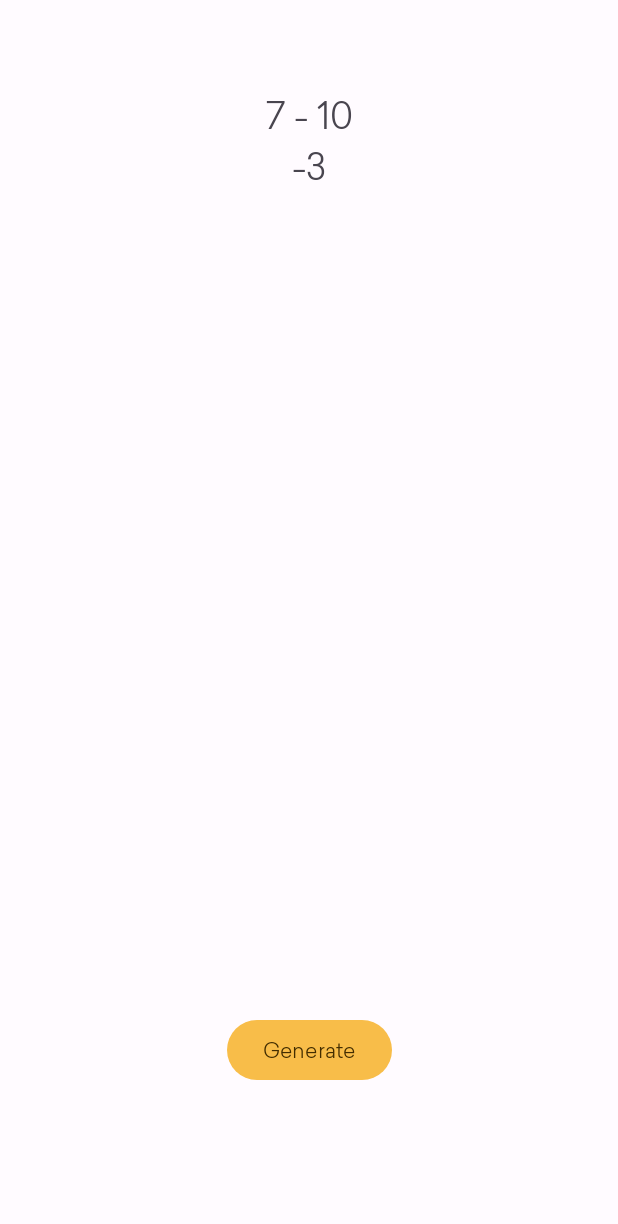
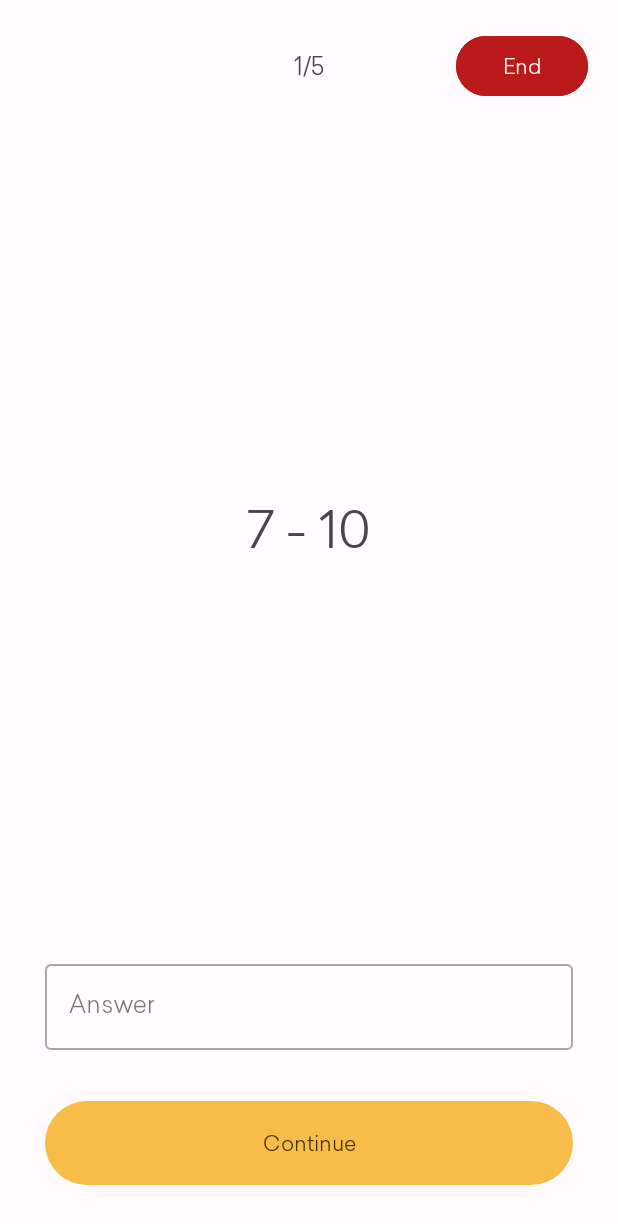
Before and after one commit to hexley21/ArithMathics, an Android app: the fragment GameFragment placed in its activity, on a phone screen of 412 x 824 dp. Shown: the top 1224 px of the screen. Run offline under Robolectric (Android 15) with nearby library versions, the phone set to English and light mode, and no system bars; our stand-ins replace Dagger/Hilt's generated code.

Commit message:
add question/answer ability

```diff
--- a/app/src/main/java/com/hxl/arithmagame/presentation/fragment/game/GameFragment.kt
+++ b/app/src/main/java/com/hxl/arithmagame/presentation/fragment/game/GameFragment.kt
@@ -6,7 +6,11 @@ import android.view.View
 import android.view.ViewGroup
 import androidx.fragment.app.Fragment
 import androidx.fragment.app.viewModels
+import androidx.viewpager2.adapter.FragmentStateAdapter
+import androidx.viewpager2.widget.ViewPager2
 import com.hxl.arithmagame.databinding.FragmentGameBinding
+import com.hxl.arithmagame.presentation.fragment.question.QuestionFragment
+import com.hxl.domain.models.Question
 import dagger.hilt.android.AndroidEntryPoint
 
 @AndroidEntryPoint
@@ -14,6 +18,9 @@ class GameFragment : Fragment() {
     companion object {
         const val TAG: String = "game_fragment"
     }
+
+    private lateinit var questionArray: Array<Question>
+    private lateinit var answerArray: Array<String>
 
     private val vm: GameFragmentViewModel by viewModels()
     private lateinit var binding: FragmentGameBinding
@@ -23,21 +30,47 @@ class GameFragment : Fragment() {
         savedInstanceState: Bundle?
     ): View {
         binding = FragmentGameBinding.inflate(layoutInflater, container, false)
-
-        generateQuestion()
-        binding.btnGenerate.setOnClickListener { generateQuestion() }
-
+        questionArray = vm.generateQuestions()
+        answerArray = Array(vm.quantity) { "" }
         return binding.root
     }
 
-    private fun generateQuestion() {
-        val question = when (vm.getMode()) {
-            0 -> vm.getQuestion.easy()
-            1 -> vm.getQuestion.medium()
-            2 -> vm.getQuestion.hard()
-            else -> vm.getQuestion(10, 1000)
+    override fun onViewCreated(view: View, savedInstanceState: Bundle?) {
+        super.onViewCreated(view, savedInstanceState)
+        val gamePage: ViewPager2 = binding.gamePager
+        val questionStrings = Array(vm.quantity) { questionArray[it].question }
+        gamePage.adapter = ViewPagerAdapter(this, vm.quantity, questionStrings)
+        binding.btnAnswer.setOnClickListener {
+            answerArray[gamePage.currentItem] = binding.tiAnswer.text.toString()
+            gamePage.setCurrentItem(gamePage.currentItem + 1, true)
         }
-        binding.tvQuestion.text = question.question
-        binding.tvAnswer.text = question.answer
+        gamePage.registerOnPageChangeCallback(object : ViewPager2.OnPageChangeCallback() {
+            override fun onPageScrolled(
+                position: Int,
+                positionOffset: Float,
+                positionOffsetPixels: Int
+            ) {
+                super.onPageScrolled(position, positionOffset, positionOffsetPixels)
+                binding.tvPosition.text = "${gamePage.currentItem + 1}/${vm.quantity}"
+                binding.tiAnswer.setText(answerArray[position])
+            }
+        })
     }
 }
+
+class ViewPagerAdapter(
+    fragment: Fragment,
+    private val quantity: Int,
+    private val question: Array<String>
+) : FragmentStateAdapter(fragment) {
+
+    override fun getItemCount(): Int = quantity
+
+    override fun createFragment(position: Int): Fragment {
+        val fragment = QuestionFragment()
+        fragment.arguments = Bundle().apply {
+            putString("question", question[position])
+        }
+        return fragment
+    }
+}
--- a/app/src/main/java/com/hxl/arithmagame/presentation/fragment/game/GameFragmentViewModel.kt
+++ b/app/src/main/java/com/hxl/arithmagame/presentation/fragment/game/GameFragmentViewModel.kt
@@ -1,6 +1,7 @@
 package com.hxl.arithmagame.presentation.fragment.game
 
 import androidx.lifecycle.ViewModel
+import com.hxl.domain.models.Question
 import com.hxl.domain.usecase.prefs.GetMode
 import com.hxl.domain.usecase.questions.GetQuestion
 import dagger.hilt.android.lifecycle.HiltViewModel
@@ -8,6 +9,44 @@ import javax.inject.Inject
 
 @HiltViewModel
 class GameFragmentViewModel @Inject constructor(
-    val getQuestion: GetQuestion,
-    val getMode: GetMode
-) : ViewModel()
+    private val getQuestion: GetQuestion,
+    private val getMode: GetMode
+) : ViewModel() {
+    val quantity = when (getMode()) {
+        1 -> GetQuestion.medium
+        2 -> GetQuestion.hard
+        else -> GetQuestion.easy
+    }
+
+    fun generateQuestions(): Array<Question> {
+        return when(getMode()){
+            1 -> mediumQuestions()
+            2 -> hardQuestions()
+            else -> easyQuestions()
+        }
+    }
+
+    private fun easyQuestions(): Array<Question> {
+        val questionList = mutableListOf<Question>()
+        for (i in 0 until quantity) {
+            questionList.add(getQuestion.easy())
+        }
+        return questionList.toTypedArray()
+    }
+
+    private fun mediumQuestions(): Array<Question> {
+        val questionList = mutableListOf<Question>()
+        for (i in 0 until quantity) {
+            questionList.add(getQuestion.medium())
+        }
+        return questionList.toTypedArray()
+    }
+
+    private fun hardQuestions(): Array<Question> {
+        val questionList = mutableListOf<Question>()
+        for (i in 0 until quantity) {
+            questionList.add(getQuestion.hard())
+        }
+        return questionList.toTypedArray()
+    }
+}
--- /dev/null
+++ b/app/src/main/java/com/hxl/arithmagame/presentation/fragment/question/QuestionFragment.kt
@@ -0,0 +1,26 @@
+package com.hxl.arithmagame.presentation.fragment.question
+
+import android.os.Bundle
+import android.view.LayoutInflater
+import android.view.View
+import android.view.ViewGroup
+import androidx.fragment.app.Fragment
+import com.hxl.arithmagame.databinding.FragmentQuestionBinding
+
+class QuestionFragment: Fragment() {
+    private lateinit var binding: FragmentQuestionBinding
+
+    override fun onCreateView(
+        inflater: LayoutInflater,
+        container: ViewGroup?,
+        savedInstanceState: Bundle?
+    ): View {
+        binding = FragmentQuestionBinding.inflate(layoutInflater, container, false)
+        return binding.root
+    }
+
+    override fun onViewCreated(view: View, savedInstanceState: Bundle?) {
+        super.onViewCreated(view, savedInstanceState)
+        binding.tvQuestion.text = arguments?.getString("question") ?: "Null"
+    }
+}
--- a/app/src/main/res/layout/fragment_game.xml
+++ b/app/src/main/res/layout/fragment_game.xml
@@ -5,34 +5,64 @@
     android:layout_width="match_parent"
     android:layout_height="match_parent">
 
-    <TextView
-        android:id="@+id/tv_question"
+    <Button
+        android:id="@+id/btn_end"
         android:layout_width="wrap_content"
         android:layout_height="wrap_content"
-        android:layout_marginTop="60dp"
-        android:text="question"
-        android:textAlignment="center"
-        android:textSize="24sp"
+        android:layout_margin="20dp"
+        android:backgroundTint="?attr/colorError"
+        android:text="@string/end"
+        android:textColor="?attr/colorOnError"
         app:layout_constraintEnd_toEndOf="parent"
-        app:layout_constraintStart_toStartOf="parent"
         app:layout_constraintTop_toTopOf="parent" />
 
     <TextView
-        android:id="@+id/tv_answer"
+        android:id="@+id/tv_position"
         android:layout_width="wrap_content"
         android:layout_height="wrap_content"
-        android:text="answer"
-        android:textSize="24sp"
+        android:layout_margin="20dp"
+        android:text="@string/position"
+        android:textSize="16sp"
+        app:layout_constraintBottom_toTopOf="@+id/game_pager"
         app:layout_constraintEnd_toEndOf="parent"
         app:layout_constraintStart_toStartOf="parent"
-        app:layout_constraintTop_toBottomOf="@+id/tv_question" />
+        app:layout_constraintTop_toTopOf="@+id/btn_end" />
+
+    <androidx.viewpager2.widget.ViewPager2
+        android:id="@+id/game_pager"
+        android:layout_width="match_parent"
+        android:layout_height="0dp"
+        app:layout_constraintBottom_toTopOf="@+id/tf_answer"
+        app:layout_constraintEnd_toEndOf="parent"
+        app:layout_constraintStart_toStartOf="parent"
+        app:layout_constraintTop_toBottomOf="@+id/btn_end" />
+
+    <com.google.android.material.textfield.TextInputLayout
+        android:id="@+id/tf_answer"
+        style="@style/Widget.MaterialComponents.TextInputLayout.OutlinedBox"
+        android:layout_width="match_parent"
+        android:layout_height="wrap_content"
+        android:layout_margin="30dp"
+        android:hint="@string/answer"
+        app:layout_constraintBottom_toTopOf="@+id/btn_answer"
+        app:layout_constraintEnd_toEndOf="parent"
+        app:layout_constraintStart_toStartOf="parent">
+
+        <com.google.android.material.textfield.TextInputEditText
+            android:id="@+id/ti_answer"
+            android:layout_width="match_parent"
+            android:layout_height="wrap_content"
+            android:inputType="numberSigned|numberDecimal" />
+
+    </com.google.android.material.textfield.TextInputLayout>
 
     <Button
-        android:id="@+id/btn_generate"
-        android:layout_width="wrap_content"
-        android:layout_height="wrap_content"
-        android:layout_marginBottom="100dp"
-        android:text="Generate"
+        android:id="@+id/btn_answer"
+        android:layout_width="0dp"
+        android:layout_height="64dp"
+        android:layout_margin="30dp"
+        android:layout_weight="1"
+        android:text="@string/continue_"
         app:layout_constraintBottom_toBottomOf="parent"
         app:layout_constraintEnd_toEndOf="parent"
         app:layout_constraintStart_toStartOf="parent" />
--- /dev/null
+++ b/app/src/main/res/layout/fragment_question.xml
@@ -0,0 +1,19 @@
+<?xml version="1.0" encoding="utf-8"?>
+<LinearLayout xmlns:android="http://schemas.android.com/apk/res/android"
+    android:layout_width="match_parent"
+    android:layout_height="match_parent"
+    android:gravity="center"
+    android:orientation="vertical">
+
+    <TextView
+        android:id="@+id/tv_question"
+        android:layout_width="match_parent"
+        android:layout_height="wrap_content"
+        android:layout_margin="20dp"
+        android:elegantTextHeight="true"
+        android:maxLines="2"
+        android:text="@string/question"
+        android:textAlignment="center"
+        android:textSize="34sp" />
+
+</LinearLayout>
--- a/app/src/main/res/values/strings.xml
+++ b/app/src/main/res/values/strings.xml
@@ -40,4 +40,23 @@
     <string name="others_soon">Others soon…</string>
     <string name="continue_">Continue</string>
     <string name="language_attention">You can change the language at any time in the menu bar</string>
+
+    <!-- Custom -->
+    <string name="operations">Operations</string>
+    <string name="num_range">Number range</string>
+
+    <string name="addition">Addition (+)</string>
+    <string name="subtraction">Subtraction (-)</string>
+    <string name="multiplication">Multiplication (×)</string>
+    <string name="division">Division (÷)</string>
+
+    <!--Game -->
+    <string name="answer">Answer</string>
+    <string name="next">Next</string>
+    <string name="finish">finish</string>
+    <string name="end">End</string>
+
+    <!-- Non translatable -->
+    <string name="question" translatable="false">question</string>
+    <string name="position" translatable="false">position</string>
 </resources>
--- a/domain/src/main/java/com/hxl/domain/usecase/questions/GetQuestion.kt
+++ b/domain/src/main/java/com/hxl/domain/usecase/questions/GetQuestion.kt
@@ -5,6 +5,11 @@ import com.hxl.domain.repository.QuestionRepository
 
 class GetQuestion(private val questionRepository: QuestionRepository) {
 
+    companion object{
+        const val easy = 5
+        const val medium = 7
+        const val hard = 10
+    }
     operator fun invoke(
         operations: Int,
         range: Int,
```
Also changed, not shown: 1 other file.
